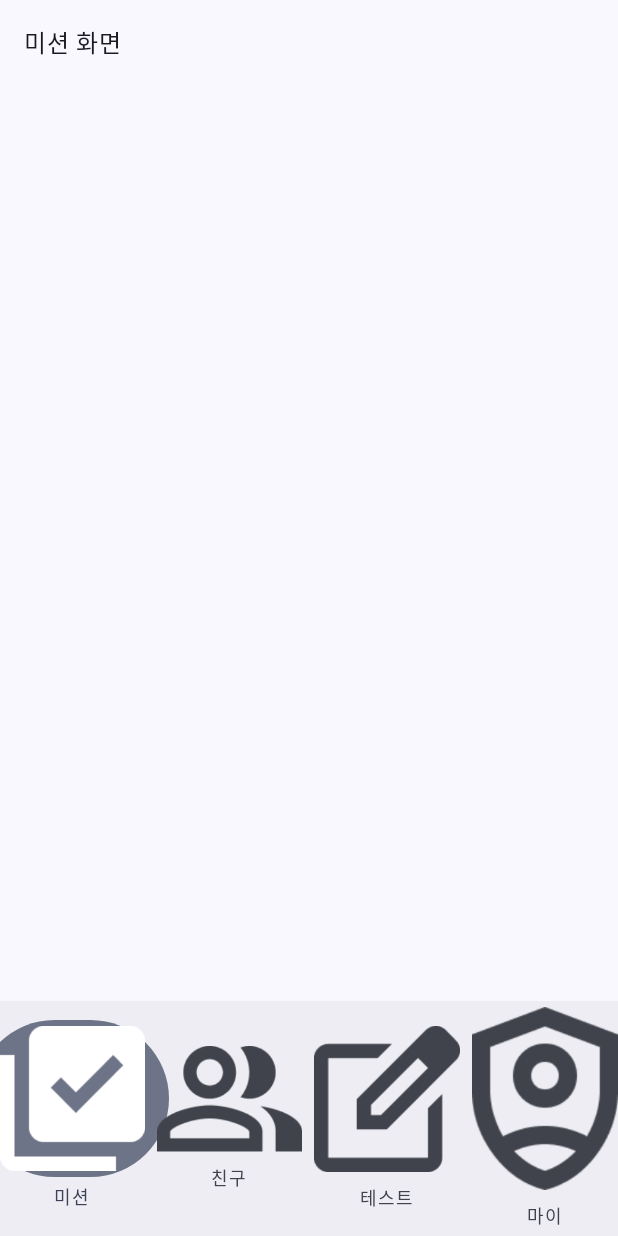
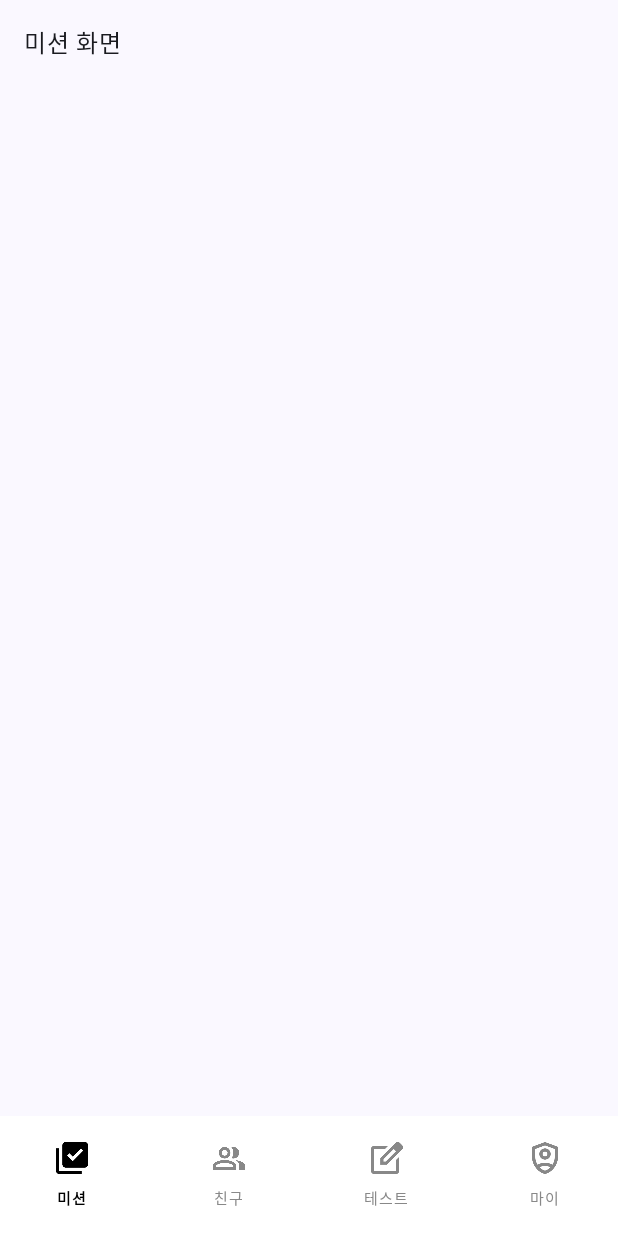
Before and after one commit to Devocean-TechWave/OLOL-android, an Android app built with Jetpack Compose: the screen it shows after launch (MainActivity), on a phone screen of 412 x 824 dp. Run offline under Robolectric (Android 15) with nearby library versions, the phone set to English and light mode, and no system bars.

Commit message:
[#1] fix: NavigationBar 높이, 아이콘, 폰트 크기 수정

```diff
--- a/app/src/main/java/com/project/olol/presentation/ui/component/BottomNavigationView.kt
+++ b/app/src/main/java/com/project/olol/presentation/ui/component/BottomNavigationView.kt
@@ -1,13 +1,21 @@
 package com.project.olol.presentation.ui.component
 
+import androidx.compose.foundation.layout.height
 import androidx.compose.material3.*
 import androidx.compose.runtime.Composable
 import androidx.compose.runtime.mutableStateOf
 import androidx.compose.runtime.remember
+import androidx.compose.ui.Modifier
+import androidx.compose.ui.graphics.Color
 import androidx.compose.ui.graphics.painter.Painter
 import androidx.compose.ui.res.painterResource
+import androidx.compose.ui.text.font.FontWeight
 import androidx.compose.ui.tooling.preview.Preview
+import androidx.compose.ui.unit.dp
+import androidx.compose.ui.unit.sp
 import androidx.annotation.DrawableRes
+import androidx.compose.foundation.layout.padding
+import androidx.compose.foundation.layout.size
 import com.project.olol.R
 
 sealed class BottomNavItem(
@@ -23,7 +31,10 @@ sealed class BottomNavItem(
 
 @Composable
 fun NavigationBar(selectedTab: BottomNavItem, onTabSelected: (BottomNavItem) -> Unit) {
-    NavigationBar {
+    NavigationBar(
+        containerColor = Color.White, // NavigationBar 배경색 흰색으로 설정
+        modifier = Modifier.height(80.dp) // NavigationBar 높이 설정
+    ) {
         val items = listOf(
             BottomNavItem.Mission,
             BottomNavItem.Friends,
@@ -33,10 +44,29 @@ fun NavigationBar(selectedTab: BottomNavItem, onTabSelected: (BottomNavItem) ->
         items.forEach { item ->
             val icon: Painter = painterResource(id = if (selectedTab == item) item.iconSelected else item.iconUnselected)
             NavigationBarItem(
-                icon = { Icon(painter = icon, contentDescription = item.title) },
-                label = { Text(text = item.title) },
+                icon = {
+                    Icon(
+                        painter = icon,
+                        contentDescription = item.title,
+                        modifier = Modifier.size(21.dp) // 아이콘 크기 조정
+                    )
+                },
+                label = {
+                    Text(
+                        text = item.title,
+                        fontSize = 10.sp, // 폰트 사이즈 조정
+                        fontWeight = if (selectedTab == item) FontWeight.Bold else FontWeight.Normal
+                    )
+                },
                 selected = selectedTab == item,
-                onClick = { onTabSelected(item) }
+                onClick = { onTabSelected(item) },
+                colors = NavigationBarItemDefaults.colors(
+                    selectedIconColor = Color.Black, // 선택된 아이콘 색
+                    unselectedIconColor = Color.Gray, // 선택되지 않은 아이콘 색
+                    selectedTextColor = Color.Black, // 선택된 텍스트 색
+                    unselectedTextColor = Color.Gray, // 선택되지 않은 텍스트 색
+                    indicatorColor = Color.Transparent // 선택된 항목의 인디케이터 색 투명
+                )
             )
         }
     }
```
Also changed, not shown: app/src/main/res/drawable/ic_friends_selected.png, app/src/main/res/drawable/ic_friends_unselected.png.
